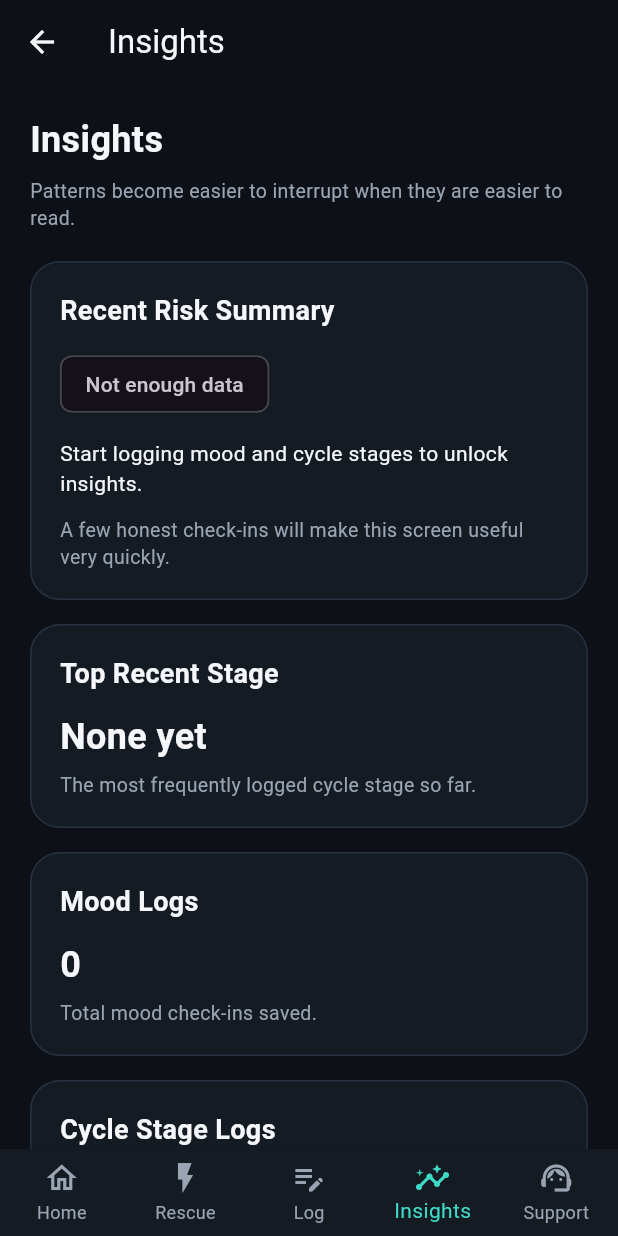
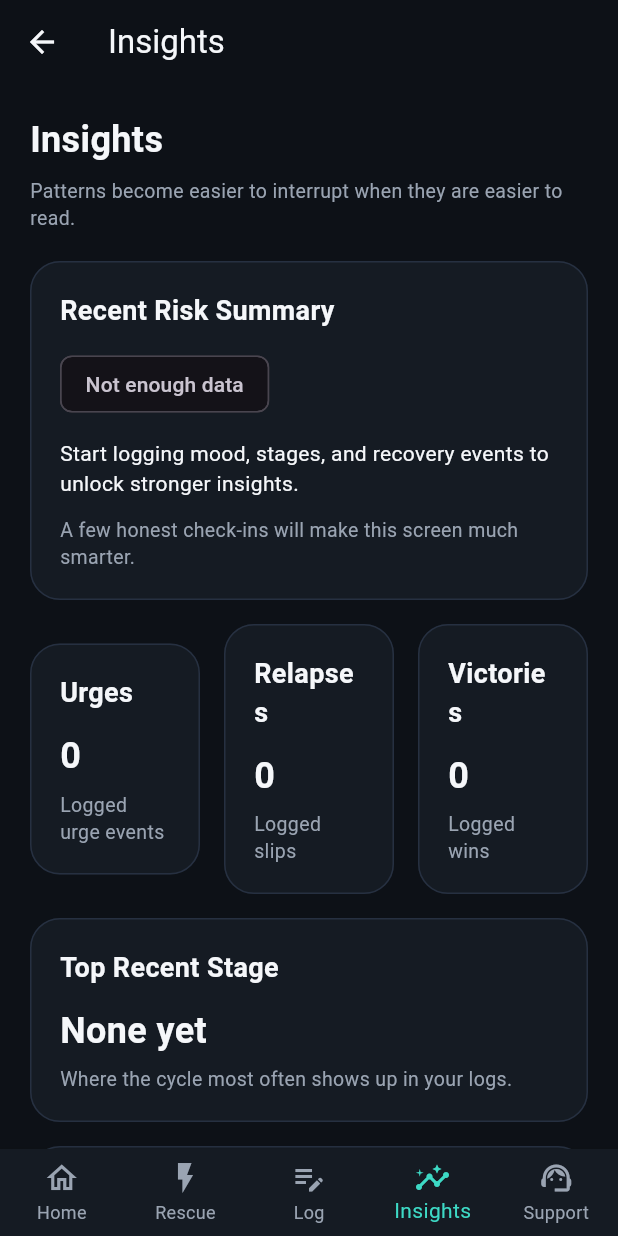
Before and after one commit to Sinhuej/Breakout_Addiction, a Flutter app: the InsightsScreen screen opened by its route, on a phone screen of 412 x 824 dp. Run offline on Flutter 3.47's test engine with Material 3 defaults, Android fonts, the phone set to English and light mode, and no system bars; our stand-ins replace flutter_secure_storage, shared_preferences; accounts and stored records are empty.

Commit message:
BA-17 add widget preview, BA-18 expand logging, and BA-19 polish insights

```diff
--- a/lib/features/insights/data/insights_repository.dart
+++ b/lib/features/insights/data/insights_repository.dart
@@ -1,20 +1,144 @@
 import '../../cycle/domain/cycle_stage.dart';
 import '../../log/data/cycle_stage_log_repository.dart';
 import '../../log/data/mood_log_repository.dart';
+import '../../log/data/recovery_event_repository.dart';
 import '../../log/domain/cycle_stage_log_entry.dart';
 import '../../log/domain/mood_entry.dart';
+import '../../log/domain/recovery_event_entry.dart';
 import '../domain/insight_summary.dart';
 
 class InsightsRepository {
   final MoodLogRepository _moodRepository = MoodLogRepository();
   final CycleStageLogRepository _stageRepository =
       CycleStageLogRepository();
+  final RecoveryEventRepository _eventRepository =
+      RecoveryEventRepository();
+
+  String _recentRiskLabel(
+    double averageStress,
+    double averageLoneliness,
+    double averageBoredom,
+  ) {
+    final pressure = averageStress + averageLoneliness + averageBoredom;
+    if (pressure >= 21) return 'High Risk';
+    if (pressure >= 16) return 'Elevated';
+    if (pressure >= 10) return 'Guarded';
+    return 'Low Risk';
+  }
+
+  String _strongestDriver(
+    double averageStress,
+    double averageLoneliness,
+    double averageBoredom,
+  ) {
+    final values = <String, double>{
+      'Stress': averageStress,
+      'Loneliness': averageLoneliness,
+      'Boredom': averageBoredom,
+    };
+
+    final sorted = values.entries.toList()
+      ..sort((a, b) => b.value.compareTo(a.value));
+
+    return sorted.isEmpty ? 'Unknown' : sorted.first.key;
+  }
+
+  String _mostCommonMood(List<MoodEntry> moods) {
+    if (moods.isEmpty) return 'Unknown';
+
+    final counts = <String, int>{};
+    for (final mood in moods) {
+      counts.update(mood.moodLabel, (value) => value + 1, ifAbsent: () => 1);
+    }
+
+    final sorted = counts.entries.toList()
+      ..sort((a, b) => b.value.compareTo(a.value));
+
+    return sorted.first.key;
+  }
+
+  String _topStage(List<CycleStageLogEntry> stages) {
+    if (stages.isEmpty) return 'None yet';
+
+    final counts = <String, int>{};
+    for (final entry in stages) {
+      counts.update(entry.stage.title, (value) => value + 1, ifAbsent: () => 1);
+    }
+
+    final sorted = counts.entries.toList()
+      ..sort((a, b) => b.value.compareTo(a.value));
+
+    return sorted.first.key;
+  }
+
+  int _countEvents(List<RecoveryEventEntry> entries, RecoveryEventType type) {
+    return entries.where((entry) => entry.type == type).length;
+  }
+
+  String _summaryLine({
+    required bool hasMoods,
+    required bool hasStages,
+    required bool hasEvents,
+    required String topStageTitle,
+    required String recentRiskLabel,
+    required String strongestPressureDriver,
+  }) {
+    if (!hasMoods && !hasStages && !hasEvents) {
+      return 'You need a little more logging before clear patterns can emerge.';
+    }
+    if (!hasMoods) {
+      return 'Stage and recovery event logs are forming a pattern, but mood context is still limited.';
+    }
+    if (!hasStages) {
+      return 'Mood logs are building, but stage logging will sharpen where the cycle speeds up.';
+    }
+    return 'Your recent pattern points most strongly toward $topStageTitle with $strongestPressureDriver as the biggest pressure driver and a $recentRiskLabel overall level.';
+  }
+
+  String _recommendationLine({
+    required String recentRiskLabel,
+    required String strongestPressureDriver,
+    required int victoryCount,
+    required int relapseCount,
+  }) {
+    if (recentRiskLabel == 'High Risk') {
+      return 'Reduce friction fast around $strongestPressureDriver-heavy moments and use Rescue earlier.';
+    }
+    if (relapseCount > victoryCount && relapseCount >= 2) {
+      return 'Review your recovery plan and tighten your first-action step so it is easier to do automatically.';
+    }
+    if (victoryCount >= relapseCount && victoryCount > 0) {
+      return 'Your wins show that interruption is working. Study what happened before those better moments.';
+    }
+    return 'Keep logging earlier in the cycle so your patterns become easier to interrupt.';
+  }
+
+  String _nextBestAction({
+    required String strongestPressureDriver,
+    required String topStageTitle,
+    required String recentRiskLabel,
+  }) {
+    if (recentRiskLabel == 'High Risk') {
+      return 'Set up a risk window around your most vulnerable time and prepare your first action in advance.';
+    }
+    if (topStageTitle == 'Warning Signs' || topStageTitle == 'Fantasies') {
+      return 'Focus on faster interruption when you notice mental drift or early ritual behavior.';
+    }
+    if (strongestPressureDriver == 'Loneliness') {
+      return 'Build one human-contact action into your plan before high-risk windows start.';
+    }
+    if (strongestPressureDriver == 'Stress') {
+      return 'Use a grounding action before the urge has time to turn into a ritual.';
+    }
+    return 'Keep building early awareness with mood and stage logging.';
+  }
 
   Future<InsightSummary> buildSummary() async {
     final List<MoodEntry> moods = await _moodRepository.getEntries();
     final List<CycleStageLogEntry> stages = await _stageRepository.getEntries();
+    final List<RecoveryEventEntry> events = await _eventRepository.getEntries();
 
-    if (moods.isEmpty && stages.isEmpty) {
+    if (moods.isEmpty && stages.isEmpty && events.isEmpty) {
       return InsightSummary.empty();
     }
 
@@ -37,69 +161,62 @@ class InsightsRepository {
         : recentMoods.map((e) => e.boredom).reduce((a, b) => a + b) /
             recentMoods.length;
 
-    final double pressure = averageStress + averageLoneliness + averageBoredom;
+    final recentRiskLabel = _recentRiskLabel(
+      averageStress,
+      averageLoneliness,
+      averageBoredom,
+    );
 
-    final String recentRiskLabel;
-    if (pressure >= 21) {
-      recentRiskLabel = 'High Risk';
-    } else if (pressure >= 16) {
-      recentRiskLabel = 'Elevated';
-    } else if (pressure >= 10) {
-      recentRiskLabel = 'Guarded';
-    } else {
-      recentRiskLabel = 'Low Risk';
-    }
+    final topStageTitle = _topStage(stages);
+    final mostCommonMoodLabel = _mostCommonMood(moods);
+    final strongestPressureDriver = _strongestDriver(
+      averageStress,
+      averageLoneliness,
+      averageBoredom,
+    );
 
-    final Map<String, int> stageCounts = <String, int>{};
-    for (final entry in stages) {
-      stageCounts.update(
-        entry.stage.title,
-        (value) => value + 1,
-        ifAbsent: () => 1,
-      );
-    }
+    final urgeCount = _countEvents(events, RecoveryEventType.urge);
+    final relapseCount = _countEvents(events, RecoveryEventType.relapse);
+    final victoryCount = _countEvents(events, RecoveryEventType.victory);
 
-    String topStageTitle = 'None yet';
-    if (stageCounts.isNotEmpty) {
-      final sorted = stageCounts.entries.toList()
-        ..sort((a, b) => b.value.compareTo(a.value));
-      topStageTitle = sorted.first.key;
-    }
+    final summaryLine = _summaryLine(
+      hasMoods: moods.isNotEmpty,
+      hasStages: stages.isNotEmpty,
+      hasEvents: events.isNotEmpty,
+      topStageTitle: topStageTitle,
+      recentRiskLabel: recentRiskLabel,
+      strongestPressureDriver: strongestPressureDriver,
+    );
 
-    final String summaryLine;
-    if (moods.isEmpty) {
-      summaryLine =
-          'Stage logs are starting to form a pattern, but mood context is still limited.';
-    } else if (stages.isEmpty) {
-      summaryLine =
-          'Mood logs are building, but cycle-stage logging will sharpen the pattern.';
-    } else {
-      summaryLine =
-          'Your recent pattern points most strongly toward $topStageTitle with a $recentRiskLabel pressure level.';
-    }
+    final recommendationLine = _recommendationLine(
+      recentRiskLabel: recentRiskLabel,
+      strongestPressureDriver: strongestPressureDriver,
+      victoryCount: victoryCount,
+      relapseCount: relapseCount,
+    );
 
-    final String recommendationLine;
-    if (recentRiskLabel == 'High Risk') {
-      recommendationLine =
-          'Use Rescue sooner, especially during times when stress, loneliness, or boredom are stacking together.';
-    } else if (recentRiskLabel == 'Elevated') {
-      recommendationLine =
-          'Try logging earlier in the cycle so you can catch warning signs before they turn into actions.';
-    } else {
-      recommendationLine =
-          'Keep stacking honest check-ins. Earlier awareness is helping reduce pressure.';
-    }
+    final nextBestAction = _nextBestAction(
+      strongestPressureDriver: strongestPressureDriver,
+      topStageTitle: topStageTitle,
+      recentRiskLabel: recentRiskLabel,
+    );
 
     return InsightSummary(
       moodLogCount: moods.length,
       stageLogCount: stages.length,
+      urgeCount: urgeCount,
+      relapseCount: relapseCount,
+      victoryCount: victoryCount,
       recentRiskLabel: recentRiskLabel,
       averageStress: averageStress,
       averageLoneliness: averageLoneliness,
       averageBoredom: averageBoredom,
       topStageTitle: topStageTitle,
+      mostCommonMoodLabel: mostCommonMoodLabel,
+      strongestPressureDriver: strongestPressureDriver,
       summaryLine: summaryLine,
       recommendationLine: recommendationLine,
+      nextBestAction: nextBestAction,
     );
   }
 }
--- a/lib/features/insights/domain/insight_summary.dart
+++ b/lib/features/insights/domain/insight_summary.dart
@@ -1,38 +1,55 @@
 class InsightSummary {
   final int moodLogCount;
   final int stageLogCount;
+  final int urgeCount;
+  final int relapseCount;
+  final int victoryCount;
   final String recentRiskLabel;
   final double averageStress;
   final double averageLoneliness;
   final double averageBoredom;
   final String topStageTitle;
+  final String mostCommonMoodLabel;
+  final String strongestPressureDriver;
   final String summaryLine;
   final String recommendationLine;
+  final String nextBestAction;
 
   const InsightSummary({
     required this.moodLogCount,
     required this.stageLogCount,
+    required this.urgeCount,
+    required this.relapseCount,
+    required this.victoryCount,
     required this.recentRiskLabel,
     required this.averageStress,
     required this.averageLoneliness,
     required this.averageBoredom,
     required this.topStageTitle,
+    required this.mostCommonMoodLabel,
+    required this.strongestPressureDriver,
     required this.summaryLine,
     required this.recommendationLine,
+    required this.nextBestAction,
   });
 
   factory InsightSummary.empty() {
     return const InsightSummary(
       moodLogCount: 0,
       stageLogCount: 0,
+      urgeCount: 0,
+      relapseCount: 0,
+      victoryCount: 0,
       recentRiskLabel: 'Not enough data',
       averageStress: 0,
       averageLoneliness: 0,
       averageBoredom: 0,
       topStageTitle: 'None yet',
-      summaryLine: 'Start logging mood and cycle stages to unlock insights.',
-      recommendationLine:
-          'A few honest check-ins will make this screen useful very quickly.',
+      mostCommonMoodLabel: 'Unknown',
+      strongestPressureDriver: 'Unknown',
+      summaryLine: 'Start logging mood, stages, and recovery events to unlock stronger insights.',
+      recommendationLine: 'A few honest check-ins will make this screen much smarter.',
+      nextBestAction: 'Log a mood or cycle stage today.',
     );
   }
 }
--- a/lib/features/insights/presentation/insights_screen.dart
+++ b/lib/features/insights/presentation/insights_screen.dart
@@ -29,6 +29,27 @@ class InsightsScreen extends StatelessWidget {
     );
   }
 
+  Widget _eventCard({
+    required String title,
+    required int count,
+    required String subtitle,
+  }) {
+    return Expanded(
+      child: InfoCard(
+        child: Column(
+          crossAxisAlignment: CrossAxisAlignment.start,
+          children: [
+            Text(title, style: AppTypography.section),
+            const SizedBox(height: AppSpacing.sm),
+            Text('$count', style: AppTypography.title),
+            const SizedBox(height: 6),
+            Text(subtitle, style: AppTypography.muted),
+          ],
+        ),
+      ),
+    );
+  }
+
   Widget _buildBody(InsightSummary summary) {
     return ListView(
       padding: const EdgeInsets.all(AppSpacing.lg),
@@ -55,22 +76,44 @@ class InsightsScreen extends StatelessWidget {
           ),
         ),
         const SizedBox(height: AppSpacing.md),
+        Row(
+          children: [
+            _eventCard(
+              title: 'Urges',
+              count: summary.urgeCount,
+              subtitle: 'Logged urge events',
+            ),
+            const SizedBox(width: AppSpacing.md),
+            _eventCard(
+              title: 'Relapses',
+              count: summary.relapseCount,
+              subtitle: 'Logged slips',
+            ),
+            const SizedBox(width: AppSpacing.md),
+            _eventCard(
+              title: 'Victories',
+              count: summary.victoryCount,
+              subtitle: 'Logged wins',
+            ),
+          ],
+        ),
+        const SizedBox(height: AppSpacing.md),
         _metricCard(
           title: 'Top Recent Stage',
           value: summary.topStageTitle,
-          subtitle: 'The most frequently logged cycle stage so far.',
+          subtitle: 'Where the cycle most often shows up in your logs.',
         ),
         const SizedBox(height: AppSpacing.md),
         _metricCard(
-          title: 'Mood Logs',
-          value: '${summary.moodLogCount}',
-          subtitle: 'Total mood check-ins saved.',
+          title: 'Most Common Mood',
+          value: summary.mostCommonMoodLabel,
+          subtitle: 'The mood label you log most often.',
         ),
         const SizedBox(height: AppSpacing.md),
         _metricCard(
-          title: 'Cycle Stage Logs',
-          value: '${summary.stageLogCount}',
-          subtitle: 'Total stage logs saved.',
+          title: 'Strongest Pressure Driver',
+          value: summary.strongestPressureDriver,
+          subtitle: 'The heaviest average pressure in recent mood logs.',
         ),
         const SizedBox(height: AppSpacing.md),
         InfoCard(
@@ -93,6 +136,17 @@ class InsightsScreen extends StatelessWidget {
                 'Boredom: ${summary.averageBoredom.toStringAsFixed(1)}/10',
                 style: AppTypography.body,
               ),
+            ],
+          ),
+        ),
+        const SizedBox(height: AppSpacing.md),
+        InfoCard(
+          child: Column(
+            crossAxisAlignment: CrossAxisAlignment.start,
+            children: [
+              Text('Next Best Action', style: AppTypography.section),
+              const SizedBox(height: AppSpacing.sm),
+              Text(summary.nextBestAction, style: AppTypography.body),
             ],
           ),
         ),
```
Also changed, not shown: 2 other files.
